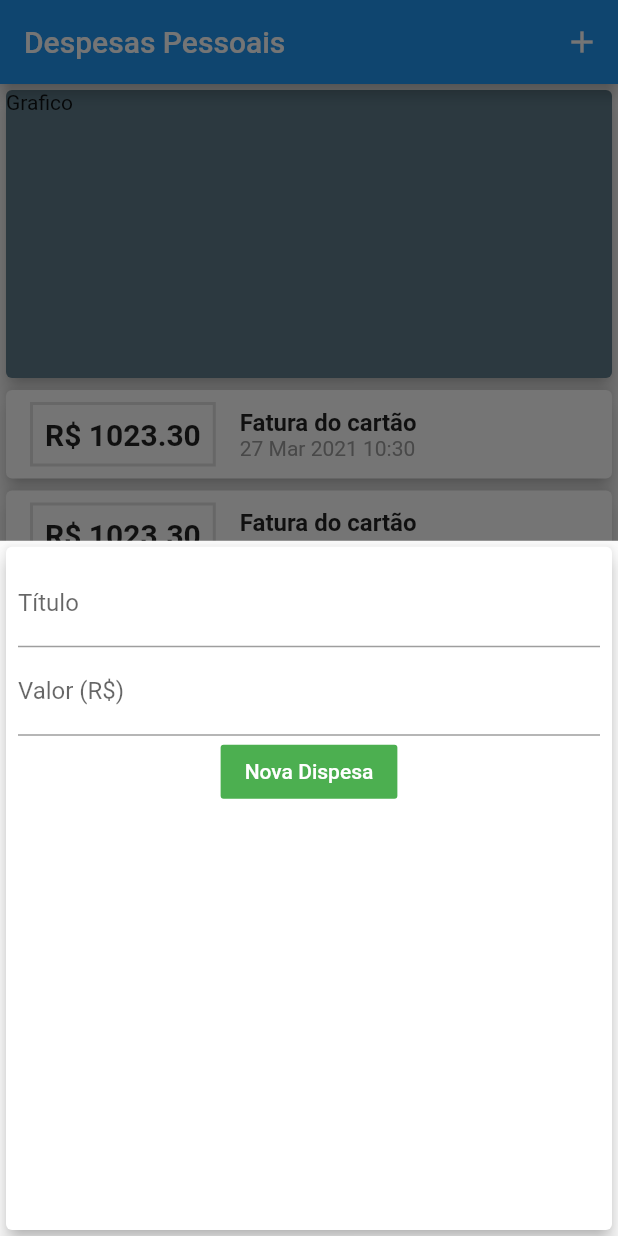
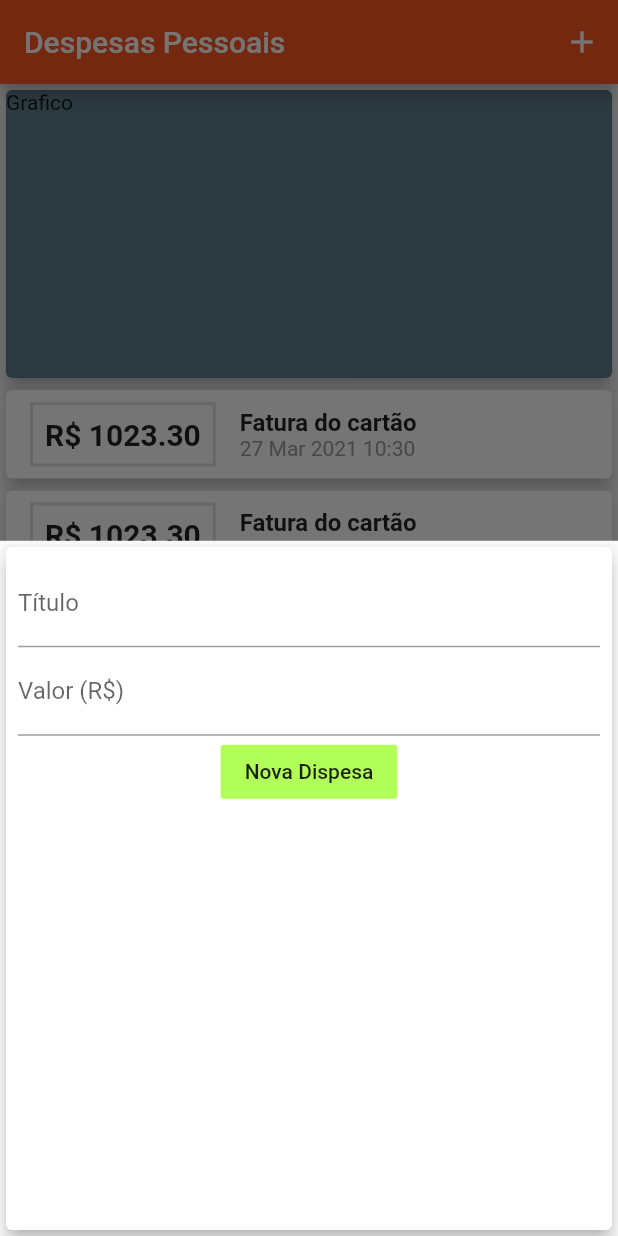
Before and after one commit to DionesioJr/AppFinanceiro, a Flutter app: the screen it shows after launch, after a tap on the "add" icon, on a phone screen of 412 x 824 dp. Run offline on Flutter 3.47's test engine with Material 2 defaults, Android fonts, the light colour scheme and no system bars.

Commit message:
Aplicando thema

```diff
--- a/lib/components/transation_form.dart
+++ b/lib/components/transation_form.dart
@@ -47,8 +47,7 @@
             ),
             FlatButton(
               child: Text("Nova Dispesa"),
-              color: Colors.green,
-              textColor: Colors.white,
+              color: Theme.of(context).accentColor,
               onPressed: () {
                 _submitForm();
               },
--- a/lib/main.dart
+++ b/lib/main.dart
@@ -11,6 +11,10 @@
     return MaterialApp(
       debugShowCheckedModeBanner: false,
       home: Home(),
+      theme: ThemeData(
+        primarySwatch: Colors.deepOrange,
+        accentColor: Colors.lightGreenAccent,
+      ),
     );
   }
 }
--- a/lib/screens/home.dart
+++ b/lib/screens/home.dart
@@ -34,6 +34,8 @@
     setState(() {
       _transation.add(newTransation);
     });
+
+    Navigator.of(context).pop();
   }
 
   _addModalForm(BuildContext context) {
@@ -77,7 +79,7 @@
         ),
       ),
       floatingActionButton: FloatingActionButton(
-        backgroundColor: Colors.green,
+        backgroundColor: Theme.of(context).accentColor,
         tooltip: "Nova despesa",
         child: Icon(Icons.add),
         onPressed: () {
```
